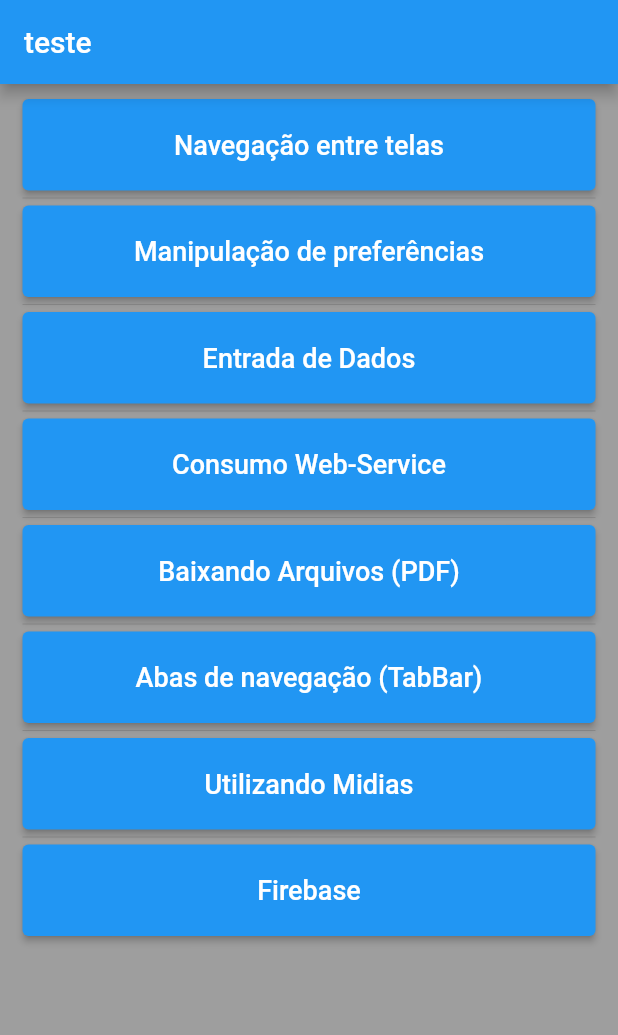
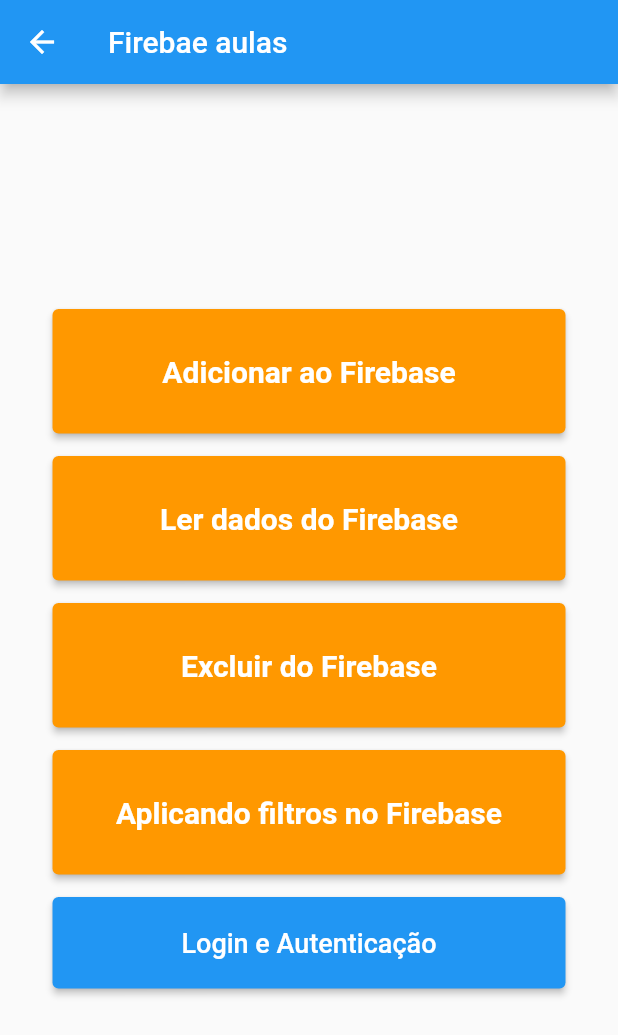
Before and after one commit to Aledsilva/curso_flutter_jamilton, a Flutter app: the screen it shows after launch, after a tap on "Firebase", on a phone screen of 412 x 824 dp. Shown: the top 1035 px of the screen. Run offline on Flutter 3.47's test engine with Material 2 defaults, Android fonts, the phone set to English and light mode, and no system bars; our stand-ins replace audioplayers, cloud_firestore, dio, firebase_auth, open_file, shared_preferences and 2 more; accounts and stored records are empty; network calls fail.

Commit message:
Aulas relacionadas ao Firebase. No momento parei na Autenticação e tudo relacionado ao Login e Logoff.

```diff
--- a/lib/abas_tabbar/AbasANDTabBar.dart
+++ b/lib/abas_tabbar/AbasANDTabBar.dart
@@ -18,7 +18,7 @@
   void initState() {
     super.initState();
 
-    _tabController = TabController(length: 3, vsync: this, initialIndex: 2);
+    _tabController = TabController(length: 3, vsync: this, initialIndex: 0);
   }
 
   @override
--- /dev/null
+++ b/lib/firebase_aula/FirebaseAula.dart
@@ -0,0 +1,231 @@
+import 'package:flutter/material.dart';
+import 'package:cloud_firestore/cloud_firestore.dart';
+
+
+class FirebaseAula extends StatefulWidget {
+  const FirebaseAula({Key? key}) : super(key: key);
+
+  @override
+  State<FirebaseAula> createState() => _FirebaseAulaState();
+}
+
+class _FirebaseAulaState extends State<FirebaseAula> {
+
+  Firestore db = Firestore.instance;
+
+
+  Widget _botaumRapidaum(String nomeDoBotao, String nomeDaRota){
+
+    return Padding(
+      padding: const EdgeInsets.fromLTRB(5, 0, 5, 15),
+      child: ElevatedButton(
+          style: ElevatedButton.styleFrom(
+              primary: Colors.blue, padding: const EdgeInsets.all(20)),
+          onPressed: () {
+            Navigator.pushNamed(context, nomeDaRota);
+          },
+          child: Text(
+            nomeDoBotao,
+            style: const TextStyle(fontSize: 18),
+          )),
+    );
+
+  }
+
+  _aplicandoFiltrosFireBase() async {
+
+    Firestore db = Firestore.instance;
+
+    var pesquisa = "al";
+
+    QuerySnapshot querySnapshot = await db.collection("usuarios")
+    //.where("nome" , isEqualTo: "fernanda")
+    //.where("idade" , isEqualTo: 28)
+    // .where("idade" , isLessThan: 30)
+    // .orderBy("idade", descending: true)
+    // .orderBy("nome", descending: false)
+    // .limit(2)
+
+
+
+    .where("nome", isGreaterThanOrEqualTo: pesquisa)
+    .where("nome", isLessThanOrEqualTo: pesquisa + "\uf8ff")
+    .getDocuments();
+
+    for( DocumentSnapshot item in querySnapshot.documents ){
+      var dados = item.data;
+      print("filtro nome: ${dados["nome"]} idade: ${dados["idade"]}");
+    }
+
+  }
+
+  _lendoDadosDoFireBase() async {
+    DocumentSnapshot snapshot = await db.collection("usuarios").document("001").get();
+
+    var dados = snapshot.data;
+    print("dados: " + snapshot.data.toString());
+    print("dados: " + dados["nome"] + "idade" + dados["idade"]);
+
+
+    QuerySnapshot querySnapshot = await db.collection("usuarios").getDocuments();
+    print("dados usuarios: " + querySnapshot.documents.toString());
+
+    for(DocumentSnapshot item in querySnapshot.documents){
+      var dados = item.data;
+      print("dados usuarios: " + dados.toString());
+      print("dados usuarios: " + dados["nome"] + " - " + dados["idade"]);
+    }
+
+    //pra atualizar em tempo real
+
+    db.collection("usuarios").snapshots().listen(
+            (event) {
+
+              for(DocumentSnapshot item in event.documents){
+                var dados = item.data;
+                print("dados usuarios: " + dados.toString());
+                print("dados usuarios: " + dados["nome"] + " - " + dados["idade"]);
+              }
+    });
+
+  }
+
+  _excluirCoisasDoFirebase() async {
+    db.collection("usuarios").document("003").delete();
+  }
+
+
+  _criarCoisasDoFireBase() async {
+
+    db.collection("usuarios")
+        .document("002")
+        .setData(
+      {
+        "nome" : "Fernanda",
+        "idade" : "26"
+      }
+    );
+
+    //Exemplo para printar, foi aqui que a função virou asincrona
+    DocumentReference ref = await db.collection("noticias")
+        .add(
+      {
+        "titulo" : "Ondas de calor em São Paulo!",
+        "descricao" : "texto de exempluuuuum..."
+      }
+    );
+
+    print("Item salvo: " + ref.documentID);
+
+    db.collection("noticias")
+        .document("ypwF0BRyytEqqwEORZ1U")
+        .setData(
+        {
+          "titulo" : "Ondas de calor em São Paulo! ALTERADO",
+          "descricao" : "texto de exempluuuuum..."
+    }
+    );
+
+  }
+
+  @override
+  Widget build(BuildContext context) {
+    return Scaffold(
+      appBar: AppBar(
+        title: const Text("Firebae aulas"),
+      ),
+      body: Padding(
+        padding: const EdgeInsets.fromLTRB(30, 0, 30, 0),
+        child: Column(
+          mainAxisAlignment: MainAxisAlignment.center,
+          crossAxisAlignment: CrossAxisAlignment.stretch,
+          children: [
+            Padding(
+              padding: const EdgeInsets.fromLTRB(5, 0, 5, 15),
+              child: ElevatedButton(
+                style: ElevatedButton.styleFrom(
+                  primary: Colors.orange,
+                  padding: const EdgeInsets.all(30)
+                ),
+
+                  onPressed: (){
+                    _criarCoisasDoFireBase();
+                  },
+
+                  child: const Text("Adicionar ao Firebase",
+                  style: TextStyle(
+                    fontSize: 20,
+                    fontWeight: FontWeight.bold,
+                    color: Colors.white
+                  ),)
+              ),
+            ),
+            Padding(
+              padding: const EdgeInsets.fromLTRB(5, 0, 5, 15),
+              child: ElevatedButton(
+                  style: ElevatedButton.styleFrom(
+                      primary: Colors.orange,
+                      padding: const EdgeInsets.all(30)
+                  ),
+
+                  onPressed: (){
+                    _lendoDadosDoFireBase();
+                  },
+
+                  child: const Text("Ler dados do Firebase",
+                    style: TextStyle(
+                        fontSize: 20,
+                        fontWeight: FontWeight.bold,
+                        color: Colors.white
+                    ),)
+              ),
+            ),
+            Padding(
+              padding: const EdgeInsets.fromLTRB(5, 0, 5, 15),
+              child: ElevatedButton(
+                  style: ElevatedButton.styleFrom(
+                      primary: Colors.orange,
+                      padding: const EdgeInsets.all(30)
+                  ),
+
+                  onPressed: (){
+                    _excluirCoisasDoFirebase();
+                  },
+
+                  child: const Text("Excluir do Firebase",
+                    style: TextStyle(
+                        fontSize: 20,
+                        fontWeight: FontWeight.bold,
+                        color: Colors.white
+                    ),)
+              ),
+            ),
+            Padding(
+              padding: const EdgeInsets.fromLTRB(5, 0, 5, 15),
+              child: ElevatedButton(
+                  style: ElevatedButton.styleFrom(
+                      primary: Colors.orange,
+                      padding: const EdgeInsets.all(30)
+                  ),
+
+                  onPressed: (){
+                    _aplicandoFiltrosFireBase();
+                  },
+
+                  child: const Text("Aplicando filtros no Firebase",
+                    style: TextStyle(
+                        fontSize: 20,
+                        fontWeight: FontWeight.bold,
+                        color: Colors.white
+                    ),)
+              ),
+            ),
+
+            _botaumRapidaum("Login e Autenticação", '/fire-login-auth'),
+
+          ],
+        ),
+      ),
+    );
+  }
+}
--- a/lib/main.dart
+++ b/lib/main.dart
@@ -1,18 +1,24 @@
 // @dart=2.9
+
 
 import 'package:curso_flutter_jamilton/abas_tabbar/AbasANDTabBar.dart';
 import 'package:curso_flutter_jamilton/baixando_arquivos/arquivo_excell/baixando_doc_excel.dart';
 import 'package:curso_flutter_jamilton/baixando_arquivos/arquivo_pdf/BaixandoPDF.dart';
+import 'package:curso_flutter_jamilton/consumo_web_service/ApiEListasMenuScreen.dart';
 import 'package:curso_flutter_jamilton/consumo_web_service/ConsumoServicoAvancado.dart';
 import 'package:curso_flutter_jamilton/consumo_web_service/ConsumoServicoWeb.dart';
 import 'package:curso_flutter_jamilton/consumo_web_service/ListaComApi.dart';
 import 'package:curso_flutter_jamilton/consumo_web_service/Listas.dart';
 import 'package:curso_flutter_jamilton/entrada_de_dados/EntradaCheckBox.dart';
+import 'package:curso_flutter_jamilton/entrada_de_dados/EntradaDadosMenuScreen.dart';
 import 'package:curso_flutter_jamilton/entrada_de_dados/EntradaRadioButton.dart';
 import 'package:curso_flutter_jamilton/entrada_de_dados/EntradaSlider.dart';
 import 'package:curso_flutter_jamilton/entrada_de_dados/EntradaSwitch.dart';
 import 'package:curso_flutter_jamilton/entrada_de_dados/banco_de_dados/home_banco_de_dados.dart';
+import 'package:curso_flutter_jamilton/firebase_aula/FirebaseAula.dart';
+import 'package:curso_flutter_jamilton/firebase_aula/login_auth_etc/LoginAutent.dart';
 import 'package:curso_flutter_jamilton/manipulacao_de_dados/ManipulacaoPreferencias.dart';
+import 'package:curso_flutter_jamilton/navegacao/TelaDois.dart';
 import 'package:curso_flutter_jamilton/navegacao/TelaUm.dart';
 import 'package:curso_flutter_jamilton/screens/HomePrincipal.dart';
 import 'package:curso_flutter_jamilton/utilizando_midias/MidiasMenuScreen.dart';
@@ -22,12 +28,56 @@
 
 import 'entrada_de_dados/CampoTexto.dart';
 
+import 'package:cloud_firestore/cloud_firestore.dart';
+
 
 
 void main(){
+
   runApp(
-    const MaterialApp(
-      home: HomePrincipal(),
+    MaterialApp(
+      initialRoute: '/',
+      routes: {
+        '/': (context) => const HomePrincipal(),
+
+        //Navegação entre telas
+        '/naveg-tela-um': (context) => const TelaUm(),
+        '/naveg-tela-dois': (context) {
+          final args = ModalRoute.of(context).settings.arguments as Map;
+          return TelaDois(valor: args['valor']);
+        },
+
+        '/manipulacao-prefs': (context) => const ManipulacaoPreferencias(),
+
+        //entrada de dados
+        '/entrada-dados-menu': (context) => const EntradaDadosMenuScreen(),
+        '/campo-de-texto': (context) => const CampoTexto(),
+        '/entrada-checkbox': (context) => const EntradaCheckBox(),
+        '/entrada-radio-button': (context) => const EntradaRadioButton(),
+        '/entrada-slider': (context) => const EntradaSlider(),
+        '/entrada-switch': (context) => const EntradaSwitch(),
+
+        //Consumo-Web e Listas
+        '/api-e-listas-menu': (context) => const ApiEListasMenuScreen(),
+        '/consumo-web': (context) => const ConsumoServicoWeb(),
+        '/consumo-web-avancado': (context) => const ConsumoServicoAvancado(),
+        '/listas': (context) => const Listas(),
+        '/listas-com-api': (context) => const ListaComApi(),
+
+        //se conseguir baixar outros tipos de aquivos isso vai virar um Menu, e cada botao vai baixar um arquivo
+        '/baixando-pdf': (context) => const BaixandoPDF(),
+
+        '/abas-e-tabbar': (context) => const AbasANDTabBar(),
+
+        '/midias-menu': (context) => const MidiasMenuScreen(),
+        '/exec-audio': (context) => const SonsHomeScreen(),
+        '/exec-video': (context) => const VideoHomeScreen(),
+
+        '/fire-base-aula' : (context) => const FirebaseAula(),
+        '/fire-login-auth' : (context) => const LoginAutent(),
+
+
+      },
     )
   );
 }
--- a/lib/screens/HomePrincipal.dart
+++ b/lib/screens/HomePrincipal.dart
@@ -9,6 +9,26 @@
 
 class _HomePrincipalState extends State<HomePrincipal> {
 
+  Widget _botaumRapidaum(String nomeDoBotao, String nomeDaRota){
+
+    return Padding(
+      padding: const EdgeInsets.fromLTRB(5, 0, 5, 15),
+      child: ElevatedButton(
+          style: ElevatedButton.styleFrom(
+              primary: Colors.blue, padding: const EdgeInsets.all(20)),
+          onPressed: () {
+            Navigator.pushNamed(context, nomeDaRota);
+          },
+          child: Text(
+            nomeDoBotao,
+            style: const TextStyle(fontSize: 18),
+          )),
+    );
+
+  }
+
+
+
   @override
   Widget build(BuildContext context) {
     return Scaffold(
@@ -18,86 +38,19 @@
       ),
       body: SingleChildScrollView(
         child: Padding(
-          padding: const EdgeInsets.fromLTRB(15, 10, 15, 10),
+          padding: const EdgeInsets.fromLTRB(15, 20, 15, 10),
           child: Column(
             crossAxisAlignment: CrossAxisAlignment.stretch,
             children: [
-              ElevatedButton(
-                  style: ElevatedButton.styleFrom(
-                      primary: Colors.blue, padding: const EdgeInsets.all(20)),
-                  onPressed: () {},
-                  child: const Text("Navegação entre telas",
-                    style: TextStyle(
-                        fontSize: 18
-                    ),)),
-              const Divider(height: 10),
-              ElevatedButton(
-                  style: ElevatedButton.styleFrom(
-                      primary: Colors.blue, padding: const EdgeInsets.all(20)),
-                  onPressed: () {},
-                  child: const Text("Manipulação de preferências",
-                    style: TextStyle(
-                        fontSize: 18
-                    ),)),
-              const Divider(height: 10),
-              ElevatedButton(
-                  style: ElevatedButton.styleFrom(
-                      primary: Colors.blue, padding: const EdgeInsets.all(20)),
-                  onPressed: () {},
-                  child: const Text("Entrada de Dados",
-                    style: TextStyle(
-                        fontSize: 18
-                    ),)
-                  //aqui vamos ir pra outra tela com opções
-                  ),
-              const Divider(height: 10),
-              ElevatedButton(
-                  style: ElevatedButton.styleFrom(
-                      primary: Colors.blue, padding: const EdgeInsets.all(20)),
-                  onPressed: () {},
-                  child: const Text("Consumo Web-Service",
-                    style: TextStyle(
-                        fontSize: 18
-                    ),)),
-              const Divider(height: 10),
-              ElevatedButton(
-                  style: ElevatedButton.styleFrom(
-                      primary: Colors.blue, padding: const EdgeInsets.all(20)),
-                  onPressed: () {},
-                  child: const Text("Baixando Arquivos (PDF)",
-                    style: TextStyle(
-                        fontSize: 18
-                    ),)),
-              const Divider(height: 10),
-              ElevatedButton(
-                  style: ElevatedButton.styleFrom(
-                      primary: Colors.blue, padding: const EdgeInsets.all(20)),
-                  onPressed: () {},
-                  child: const Text("Abas de navegação (TabBar)",
-                    style: TextStyle(
-                        fontSize: 18
-                    ),)),
-              const Divider(height: 10),
-              ElevatedButton(
-                  style: ElevatedButton.styleFrom(
-                      primary: Colors.blue, padding: const EdgeInsets.all(20)),
-                  onPressed: () {},
-                  child: const Text("Utilizando Midias",
-                  style: TextStyle(
-                    fontSize: 18
-                  ),
-                  )
-                  //aqui vai pra uma tela pra escolher entre audio e video
-                  ),
-              const Divider(height: 10),
-              ElevatedButton(
-                  style: ElevatedButton.styleFrom(
-                      primary: Colors.blue, padding: const EdgeInsets.all(20)),
-                  onPressed: () {},
-                  child: const Text("Firebase",
-                    style: TextStyle(
-                        fontSize: 18
-                    ),)),
+              _botaumRapidaum("Navegação entre telas", '/naveg-tela-um'),
+              _botaumRapidaum("Manipulação de preferências", '/manipulacao-prefs'),
+              _botaumRapidaum("Entrada de Dados", '/entrada-dados-menu'),
+              _botaumRapidaum("Consumo Web-Service e Listas", '/api-e-listas-menu'),
+              _botaumRapidaum("Baixando Arquivos (PDF)", '/baixando-pdf'),
+              _botaumRapidaum("Abas de Navegação (TabBar)", '/abas-e-tabbar'),
+              _botaumRapidaum("Utilizando Midias", '/midias-menu'),
+              _botaumRapidaum("Firebase", '/fire-base-aula'),
+
             ],
           ),
         ),
--- a/pubspec.yaml
+++ b/pubspec.yaml
@@ -48,6 +48,11 @@
   file_picker: ^4.1.3
   audioplayers: ^0.12.0
   video_player: ^2.1.1
+
+  firebase_core: ^0.4.0+5 # Recursos Básicos
+  cloud_firestore: ^0.12.5 # Banco de Dados
+  firebase_storage: ^3.0.1 # Armazenamento de Arquivos
+  firebase_auth: ^0.11.1+6 # Autenticação de Usuários
 
 dev_dependencies:
   flutter_test:
```
Also changed, not shown: lib/consumo_web_service/ApiEListasMenuScreen.dart (added, +54 -0 lines), lib/consumo_web_service/ConsumoServicoAvancado.dart (+6 -1 lines), lib/entrada_de_dados/EntradaDadosMenuScreen.dart (added, +54 -0 lines), lib/firebase_aula/login_auth_etc/LoginAutent.dart (added, +123 -0 lines), lib/navegacao/TelaDois.dart (+13 -8 lines), lib/navegacao/TelaUm.dart (+10 -10 lines), lib/utilizando_midias/MidiasMenuScreen.dart (+6 -2 lines), lib/meus_truques/MeusTruques.dart (added), pubspec.lock, 4 other files.
